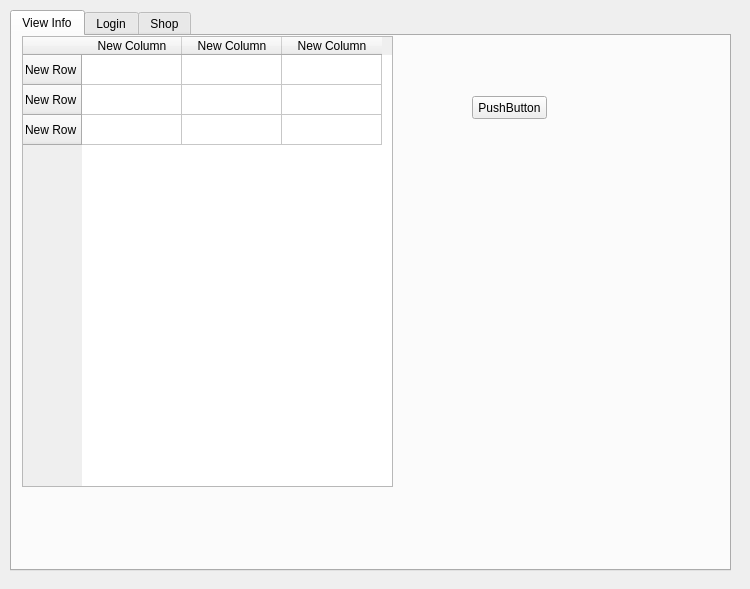
Above: mainwindow.ui from AcmeDVoid/Lets-Play-Football before the change. Below: the same form after it.
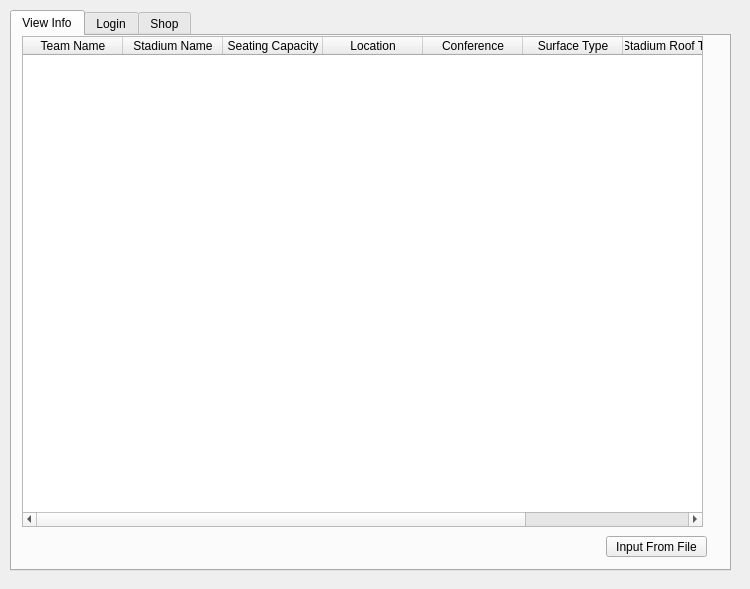
That is the form after the change. The open tabs and pages were chosen to show the change.

The edit to the form file:
```diff
--- a/mainwindow.ui
+++ b/mainwindow.ui
@@ -35,52 +35,62 @@
        <rect>
         <x>10</x>
         <y>0</y>
-        <width>371</width>
-        <height>451</height>
+        <width>681</width>
+        <height>491</height>
        </rect>
       </property>
-      <row>
+      <column>
        <property name="text">
-        <string>New Row</string>
+        <string>Team Name</string>
        </property>
-      </row>
-      <row>
+      </column>
+      <column>
        <property name="text">
-        <string>New Row</string>
+        <string>Stadium Name</string>
        </property>
-      </row>
-      <row>
+      </column>
+      <column>
        <property name="text">
-        <string>New Row</string>
+        <string>Seating Capacity</string>
        </property>
-      </row>
+      </column>
       <column>
        <property name="text">
-        <string>New Column</string>
+        <string>Location</string>
        </property>
       </column>
       <column>
        <property name="text">
-        <string>New Column</string>
+        <string>Conference</string>
        </property>
       </column>
       <column>
        <property name="text">
-        <string>New Column</string>
+        <string>Surface Type</string>
+       </property>
+      </column>
+      <column>
+       <property name="text">
+        <string>Stadium Roof Type</string>
+       </property>
+      </column>
+      <column>
+       <property name="text">
+        <string>Star Player</string>
        </property>
       </column>
      </widget>
      <widget class="QPushButton" name="pushButton_4">
       <property name="geometry">
        <rect>
-        <x>460</x>
-        <y>60</y>
-        <width>75</width>
-        <height>23</height>
+        <x>594</x>
+        <y>500</y>
+        <width>101</width>
+        <height>21</height>
        </rect>
       </property>
       <property name="text">
-       <string>PushButton</string>
+       <string>Input From File</string>
       </property>
      </widget>
     </widget>
```
Left out of the diff: 2 changed lines with no effect on the pictures.
